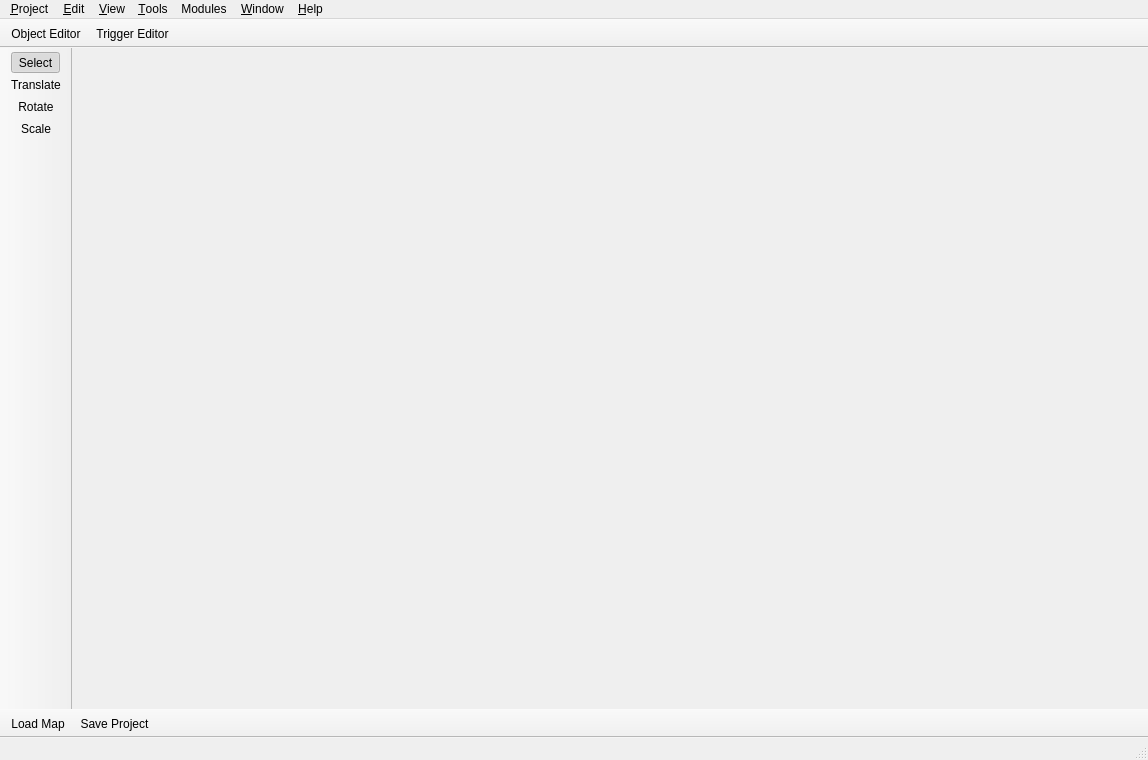
Above: editor/ui/main_window.ui from Kyoril/wow-pp before the change. Below: the same form after it.
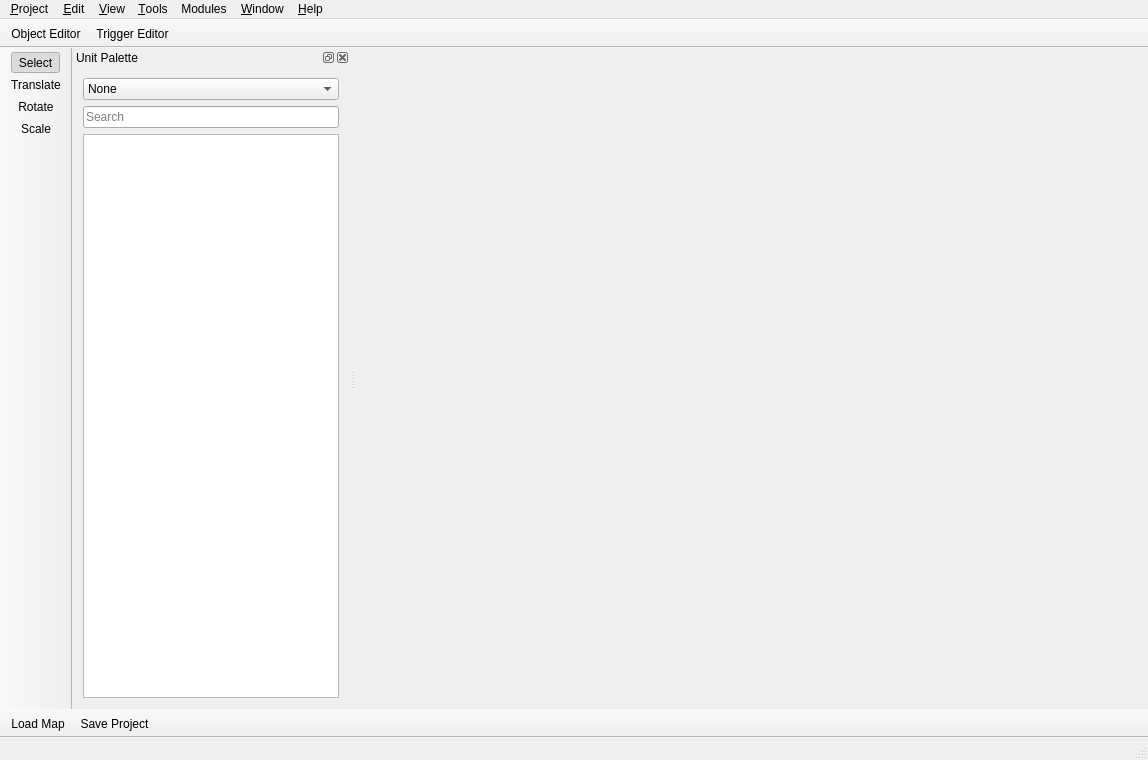
That is the form after the change. Icons and pictures are not drawn.

Commit message:
Added editor spawn window to the main window (windows doesn't do anything yet)
Object spawns are selectable and movable too.

```diff
--- a/editor/ui/main_window.ui
+++ b/editor/ui/main_window.ui
@@ -222,6 +222,63 @@
    <addaction name="actionLoadMap"/>
    <addaction name="actionSave"/>
   </widget>
+  <widget class="QDockWidget" name="unitPalette">
+   <property name="windowTitle">
+    <string>Unit Palette</string>
+   </property>
+   <attribute name="dockWidgetArea">
+    <number>1</number>
+   </attribute>
+   <widget class="QWidget" name="dockWidgetContents">
+    <layout class="QVBoxLayout" name="verticalLayout_2">
+     <item>
+      <widget class="QComboBox" name="comboBox">
+       <item>
+        <property name="text">
+         <string>None</string>
+        </property>
+       </item>
+       <item>
+        <property name="text">
+         <string>Units</string>
+        </property>
+       </item>
+       <item>
+        <property name="text">
+         <string>World Objects</string>
+        </property>
+       </item>
+      </widget>
+     </item>
+     <item>
+      <widget class="QLineEdit" name="unitPaletteFilter">
+       <property name="placeholderText">
+        <string>Search</string>
+       </property>
+       <property name="clearButtonEnabled">
+        <bool>true</bool>
+       </property>
+      </widget>
+     </item>
+     <item>
+      <widget class="QTreeView" name="unitPaletteView">
+       <property name="alternatingRowColors">
+        <bool>true</bool>
+       </property>
+       <property name="indentation">
+        <number>0</number>
+       </property>
+       <property name="rootIsDecorated">
+        <bool>false</bool>
+       </property>
+       <attribute name="headerVisible">
+        <bool>false</bool>
+       </attribute>
+      </widget>
+     </item>
+    </layout>
+   </widget>
+  </widget>
   <action name="actionText">
    <property name="text">
     <string>Text</string>
```
Left out of the diff: 6 changed lines with no effect on the pictures. The commit also changes 6 other files.
